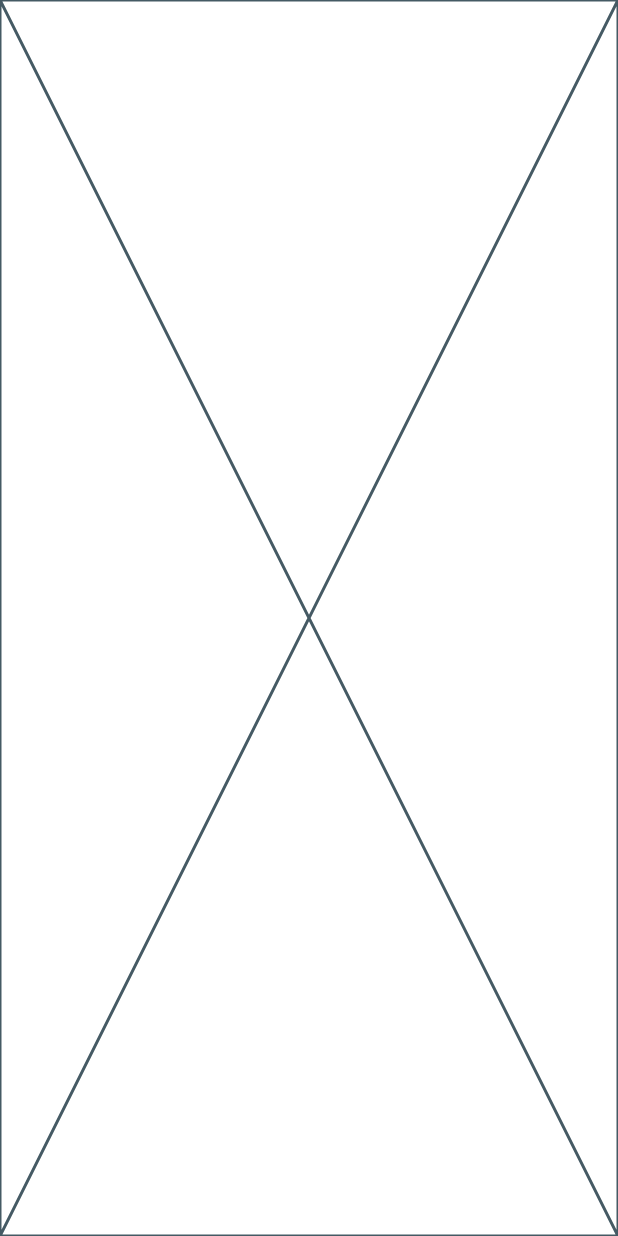
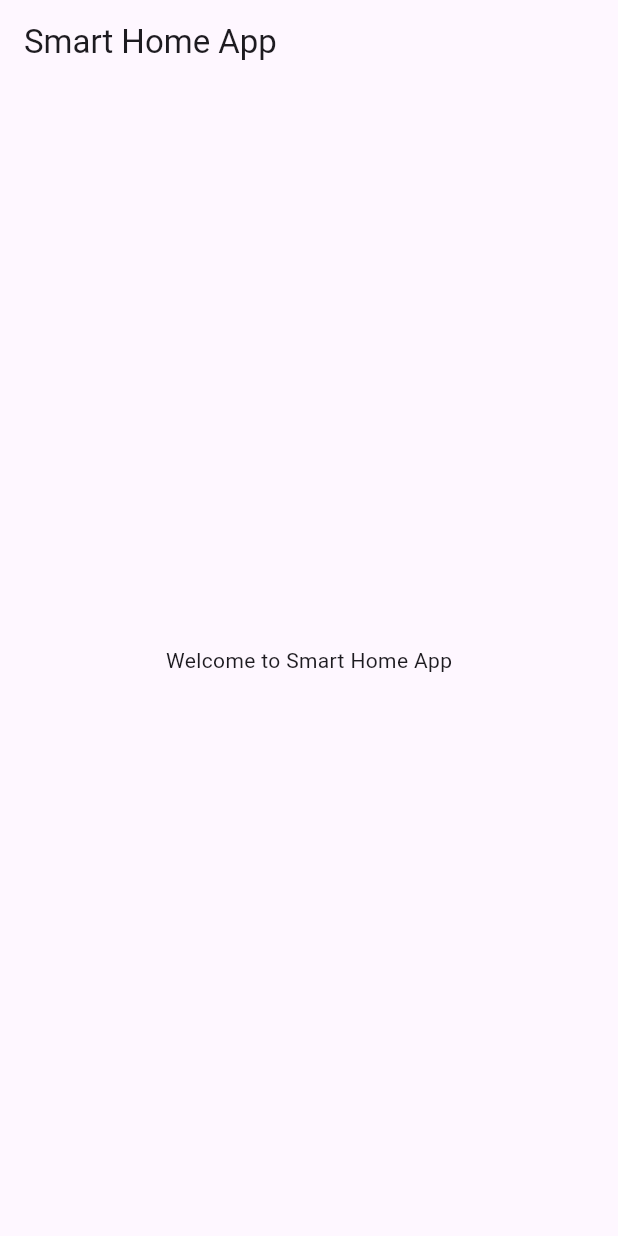
Before and after one commit to faisal-abdelnase/Smart_Home_App, a Flutter app: the screen it shows after launch, on a phone screen of 412 x 824 dp. Run offline on Flutter 3.47's test engine with Material 3 defaults, Android fonts, the phone set to English and light mode, and no system bars; missing offline and left inert: mqtt_client.

```diff
--- a/lib/main.dart
+++ b/lib/main.dart
@@ -15,6 +15,13 @@ void main() {
 
       client.publishMessage("test/flutter", MqttQos.atMostOnce, builder.addString("Hello from Flutter").payload!),
 
+      client.updates!.listen((List<MqttReceivedMessage<MqttMessage?>> c) {
+        MqttPublishMessage recMess = c[0].payload as MqttPublishMessage;
+        String pt = MqttPublishPayload.bytesToStringAsString(recMess.payload.message);
+
+        log('Received message:$pt from topic: ${c[0].topic}>');
+      }),
+
       log('Connected to MQTT broker'),
 
     } else {
@@ -24,11 +31,26 @@ void main() {
   runApp(const SmartHomeApp());
 }
 
-class SmartHomeApp extends StatelessWidget {
+class SmartHomeApp extends StatefulWidget {
   const SmartHomeApp({super.key});
 
   @override
+  State<SmartHomeApp> createState() => _SmartHomeAppState();
+}
+
+class _SmartHomeAppState extends State<SmartHomeApp> {
+  @override
   Widget build(BuildContext context) {
-    return const Placeholder();
+    return MaterialApp(
+      debugShowCheckedModeBanner: false,
+      home: Scaffold(
+        appBar: AppBar(
+          title: const Text("Smart Home App"),
+        ),
+        body: const Center(
+          child: Text("Welcome to Smart Home App"),
+        ),
+      ),
+    );
   }
 }
```
